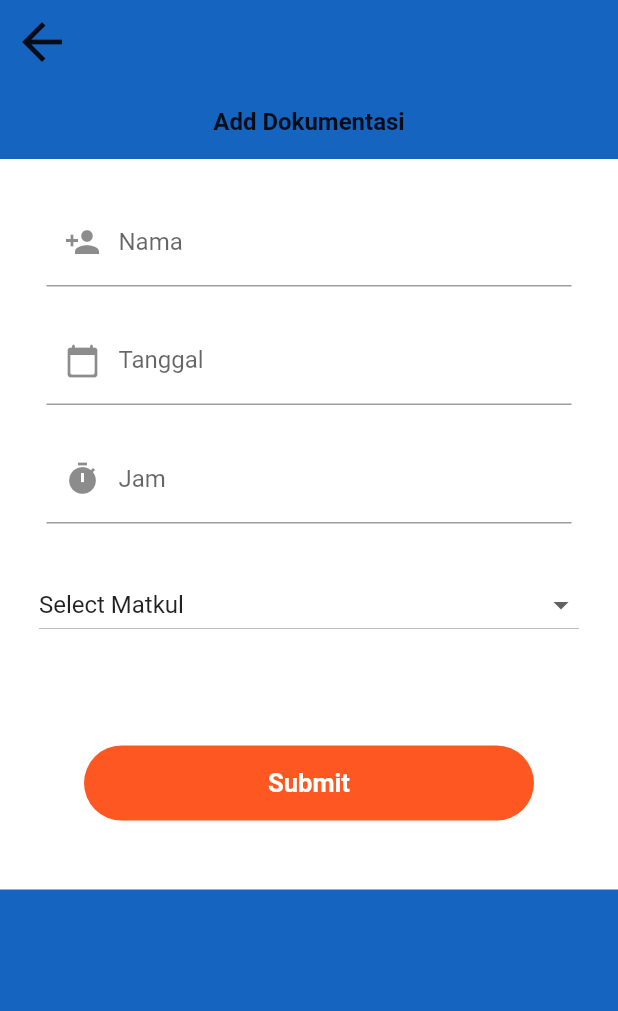
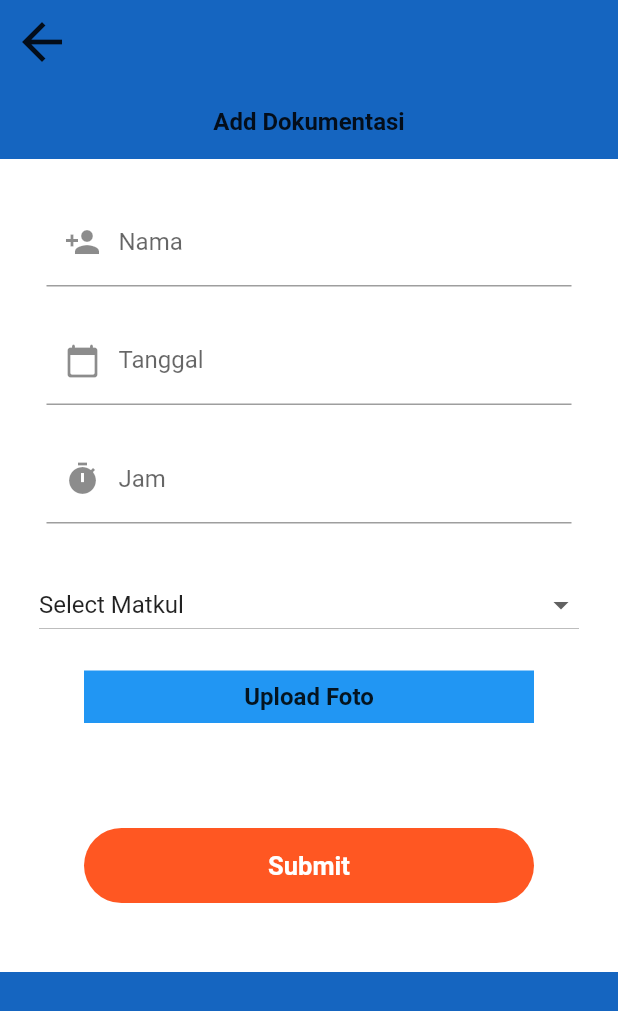
Before and after one commit to abianfikri/130_DocAsdos, a Flutter app: the AddDokumentasi screen opened directly, on a phone screen of 412 x 824 dp. Shown: the top 1011 px of the screen. Run offline on Flutter 3.47's test engine with Material 2 defaults, Android fonts, the phone set to English and light mode, and no system bars; our stand-ins replace cloud_firestore, firebase_auth, firebase_core, firebase_storage, flutter_spinkit, image_picker; missing offline and left inert: dart:html; accounts and stored records are empty.

Commit message:
testing create add image dokumentasi

```diff
--- a/lib/model/dokumentasi_model.dart
+++ b/lib/model/dokumentasi_model.dart
@@ -6,14 +6,14 @@ class DokumentasiModel {
   final String namaMatkul;
   final String tanggal;
   final String jam;
-  final String uid;
+  String? uid;
   DokumentasiModel({
     this.id,
     required this.namaAsisten,
     required this.namaMatkul,
     required this.tanggal,
     required this.jam,
-    required this.uid,
+    this.uid,
   });
 
   Map<String, dynamic> toMap() {
@@ -34,7 +34,7 @@ class DokumentasiModel {
       namaMatkul: map['namaMatkul'] ?? '',
       tanggal: map['tanggal'] ?? '',
       jam: map['jam'] ?? '',
-      uid: map['uid'] ?? '',
+      uid: map['uid'],
     );
   }
 
--- a/lib/view/asisten/add_dokumentasi.dart
+++ b/lib/view/asisten/add_dokumentasi.dart
@@ -1,12 +1,17 @@
+import 'dart:html';
+import 'dart:io';
+
 import 'package:cloud_firestore/cloud_firestore.dart';
 import 'package:final_exam_project/controller/dokumentasi_controller.dart';
 import 'package:final_exam_project/controller/matakuliah_controller.dart';
 import 'package:final_exam_project/model/dokumentasi_model.dart';
 import 'package:final_exam_project/view/asisten/home_asisten.dart';
 import 'package:firebase_auth/firebase_auth.dart';
+import 'package:firebase_storage/firebase_storage.dart';
 import 'package:flutter/material.dart';
 import 'package:flutter/src/widgets/container.dart';
 import 'package:flutter/src/widgets/framework.dart';
+import 'package:image_picker/image_picker.dart';
 import 'package:intl/intl.dart';
 
 class AddDokumentasi extends StatefulWidget {
@@ -210,6 +215,52 @@ class _AddDokumentasiState extends State<AddDokumentasi> {
                         },
                       ),
 
+                      // Button Upload Gambar
+                      SizedBox(
+                        height: 20,
+                      ),
+
+                      InkWell(
+                        onTap: () async {
+                          //
+                          ImagePicker imagePicker = ImagePicker();
+                          XFile? file = await imagePicker.pickImage(
+                              source: ImageSource.camera);
+
+                          String uniqueFileName =
+                              DateTime.now().millisecondsSinceEpoch.toString();
+
+                          print('${file?.path}');
+
+                          Reference referenceRoot =
+                              FirebaseStorage.instance.ref();
+
+                          Reference referenceDirImage =
+                              referenceRoot.child('images');
+
+                          // create a reference
+
+                          Reference referenceImageToUpload =
+                              referenceDirImage.child(uniqueFileName);
+
+                          // Store
+                        },
+                        child: Container(
+                          width: 300,
+                          height: 35,
+                          decoration: BoxDecoration(color: Colors.blue),
+                          child: Center(
+                            child: Text(
+                              "Upload Foto",
+                              style: TextStyle(
+                                fontSize: 16,
+                                fontWeight: FontWeight.bold,
+                              ),
+                            ),
+                          ),
+                        ),
+                      ),
+
                       // Button Submit
                       SizedBox(
                         height: 50,
```
